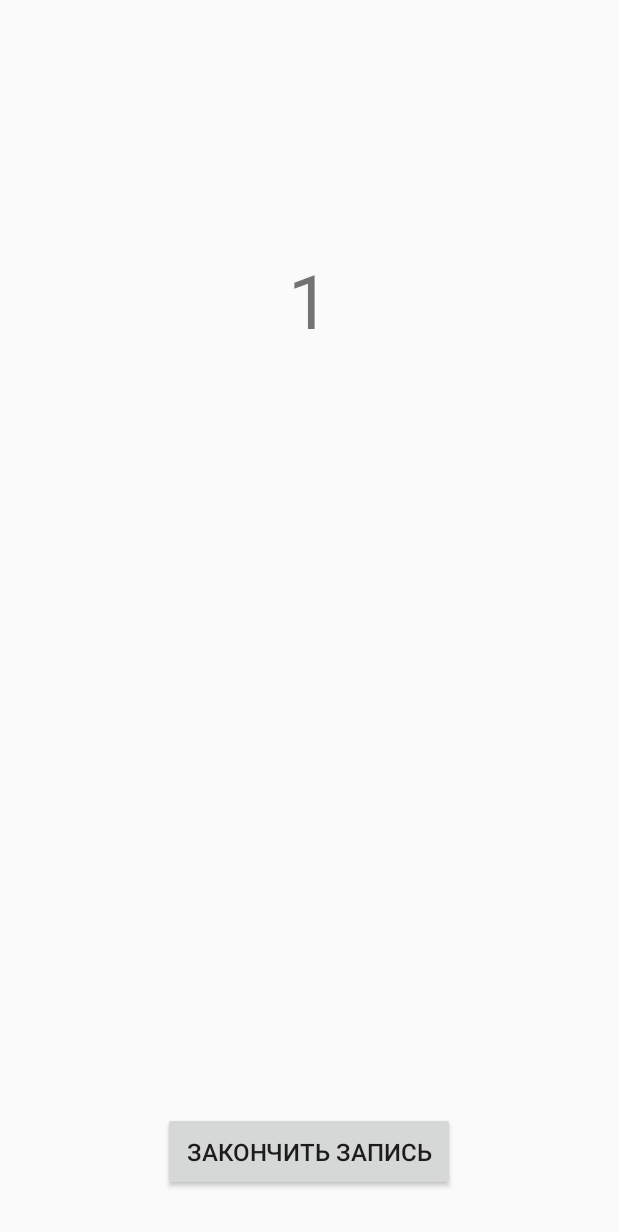
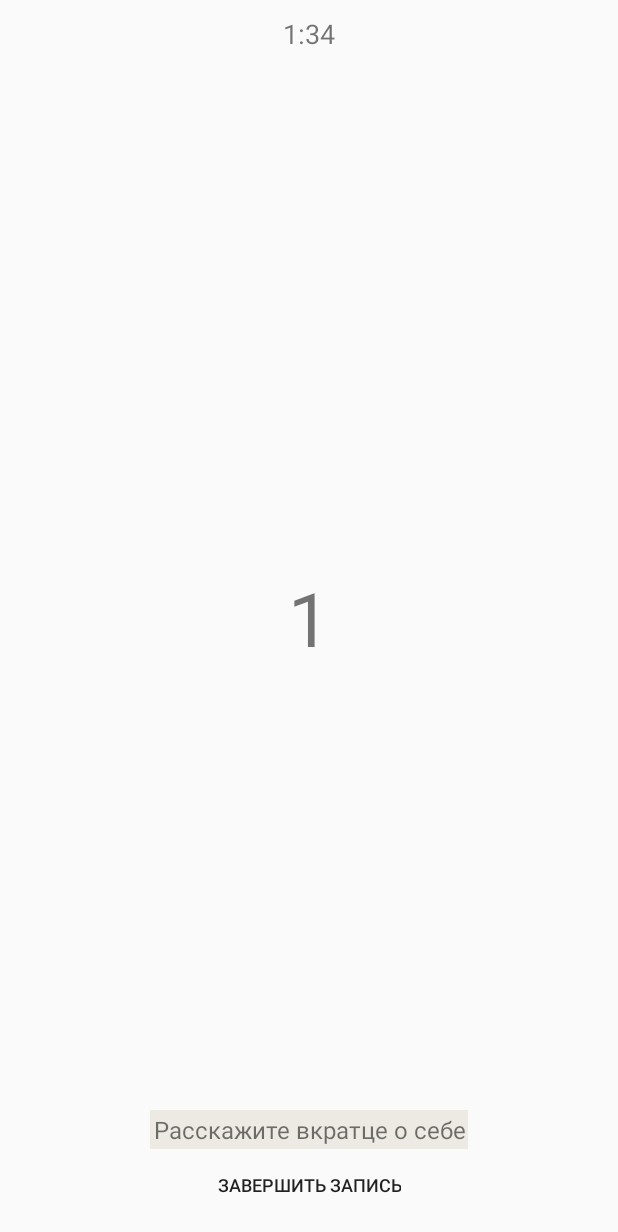
Before and after one commit to fleur101/VideoInterviewApp, an Android app: the layout fragment_camera.xml on its own in the app's theme, with its tools: preview values and no code run, on a phone screen of 412 x 824 dp. Shown: the top 1232 px of the screen. Run offline under Robolectric (Android 15) with nearby library versions, the phone set to English and light mode, and no system bars.

Commit message:
Major changes in design

```diff
--- a/app/src/main/res/layout/fragment_camera.xml
+++ b/app/src/main/res/layout/fragment_camera.xml
@@ -1,12 +1,7 @@
-<RelativeLayout xmlns:android="http://schemas.android.com/apk/res/android"
+
+    <FrameLayout
+        xmlns:android="http://schemas.android.com/apk/res/android"
         xmlns:tools="http://schemas.android.com/tools"
-    android:layout_width="match_parent"
-    android:layout_height="match_parent"
-    tools:context="com.mirka.app.naimi.fragments.CameraFragment"
-    android:orientation="vertical"
-    android:gravity="center_horizontal"
-    >
-    <FrameLayout
         android:id="@+id/fl_preview"
         android:layout_width="match_parent"
         android:layout_height="wrap_content"
@@ -15,7 +10,7 @@
         <FrameLayout
             android:id="@+id/camera_preview"
             android:layout_width="match_parent"
-            android:layout_height="400dp"
+            android:layout_height="match_parent"
           >
         </FrameLayout>
         <TextView
@@ -26,31 +21,57 @@
             android:textSize="50sp"
             tools:text="1"
             />
-    </FrameLayout>
+        <RelativeLayout
+            android:id="@+id/rl_camera_record"
+            android:layout_width="match_parent"
+            android:layout_height="match_parent"
+            tools:context="com.mirka.app.naimi.fragments.CameraFragment"
+            android:orientation="vertical"
+            android:gravity="center_horizontal"
+            android:layout_margin="10dp"
+
+            >
+
 
             <TextView
                 android:id="@+id/tv_record_timer"
+                android:layout_width="match_parent"
+                android:layout_height="wrap_content"
+                android:gravity="center"
+                android:textSize="18sp"
+                tools:text="1:34"
+
+                android:layout_centerHorizontal="true"
+
+                 />
+
+
+            <TextView
+                android:id="@+id/tv_question_subtitle"
                 android:layout_width="wrap_content"
                 android:layout_height="wrap_content"
+                android:textSize="16sp"
                 android:layout_gravity="center"
-        android:textSize="30sp"
-        android:layout_below="@+id/fl_preview"
+                android:gravity="center"
+                tools:text="Расскажите вкратце о себе"
                 android:layout_centerHorizontal="true"
-        android:visibility="gone"
-        tools:text="1"
+                android:background="@color/colorLightGray"
+                android:padding="2dp"
+                android:layout_above="@+id/btn_camera_fragment"
                 />
+
             <Button
                 android:id="@+id/btn_camera_fragment"
                 android:layout_width="wrap_content"
                 android:layout_height="wrap_content"
                 android:padding="15dp"
-        android:layout_margin="30dp"
-        android:textSize="16sp"
+                android:textSize="12sp"
                 android:text="@string/finish_recording"
                 android:layout_centerHorizontal="true"
                 android:layout_alignParentBottom="true"
-
+                android:background="@android:color/transparent"
                 />
 
 
         </RelativeLayout>
+    </FrameLayout>
--- a/app/src/main/res/values/colors.xml
+++ b/app/src/main/res/values/colors.xml
@@ -4,4 +4,5 @@
     <color name="colorPrimaryDark">#D7B00C</color>
     <color name="colorAccent">#373435</color>
     <color name="colorButtonText">#FFFFFF</color>
+    <color name="colorLightGray">#ede9e3</color>
 </resources>
--- a/app/src/main/res/values/strings.xml
+++ b/app/src/main/res/values/strings.xml
@@ -1,7 +1,7 @@
 <resources>
     <string name="app_name">Naimi</string>
     <string name="welcome_message">
-        Собеседование в компании Naimi.kz!
+        Собеседование в компанию Naimi.kz!
     </string>
 
     <!-- TODO: Remove or change this placeholder text -->
@@ -11,13 +11,13 @@
 
         1) Введите ваше имя и нажмите кнопку \"Начать собеседование\"\n\n
         2) Вам будет задан ряд вопросов, на каждый из которых вам нужно записать видео-ответ\n\n
-        3) На обдумывание вопроса дается 10 сек, на запись ответа максимум 2 мин\n\n
+        3) На обдумывание вопроса дается 10 секунд, на запись ответа максимум 2 минуты\n\n
         4) Видео записывается в автоматическом режиме и только один раз\n\n
-\n
+
 
     </string>
     <string name="success">Удачного интервью!</string>
     <string name="start_recording">Перейти к записи</string>
     <string name="finish_interview">Ваше собеседование завершено!\n Ожидайте ответа в течение недели</string>
-    <string name="finish_recording">Закончить запись</string>
+    <string name="finish_recording">Завершить запись</string>
 </resources>
```
Also changed, not shown: app/src/main/java/com/mirka/app/naimi/MainActivity.java (+14 -1 lines), app/src/main/java/com/mirka/app/naimi/TestActivity.java (+23 -19 lines), app/src/main/java/com/mirka/app/naimi/VideoTestActivity.java (+4 -18 lines), app/src/main/java/com/mirka/app/naimi/fragments/CameraFragment.java (+23 -24 lines), app/src/main/java/com/mirka/app/naimi/fragments/QuestionFragment.java (+22 -19 lines), app/src/main/res/layout/activity_main.xml (+7 -3 lines), app/src/main/res/layout/fragment_question.xml (+9 -2 lines). Lines whose indentation alone changed are shown as unchanged.
